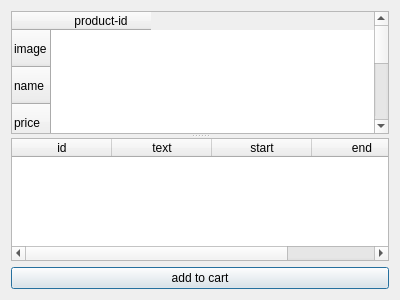
First picture: the form in client/productdialog.ui, repository gitjip/microtrade, before the edit.
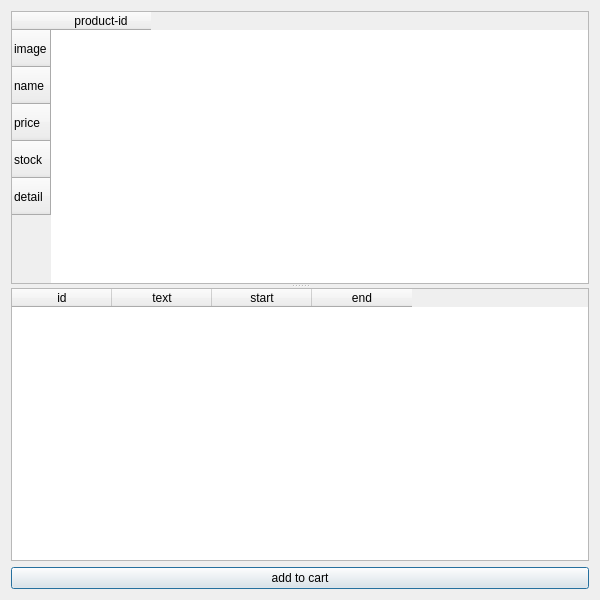
Second picture: the form after the edit.

Diff of the .ui file:
```diff
--- a/client/productdialog.ui
+++ b/client/productdialog.ui
@@ -6,8 +6,8 @@
    <rect>
     <x>0</x>
     <y>0</y>
-    <width>400</width>
-    <height>300</height>
+    <width>600</width>
+    <height>600</height>
    </rect>
   </property>
   <property name="windowTitle">
```
